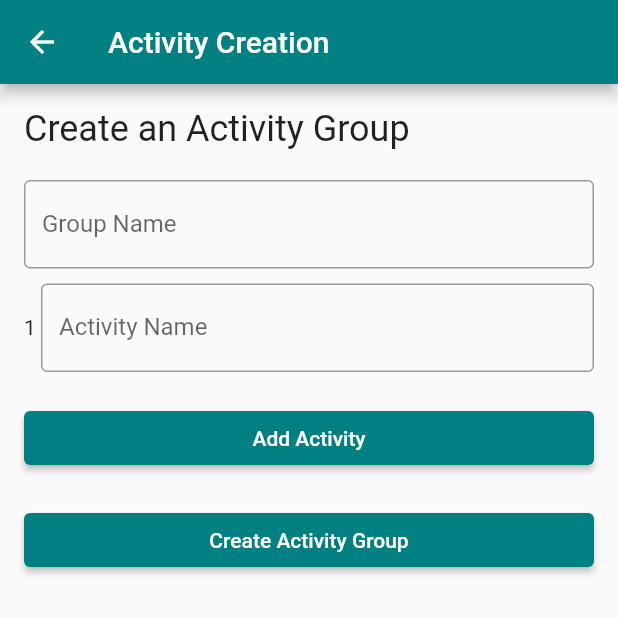
After one commit to celestindeal/TeacherToolbox, a Flutter app: the screen it shows after launch, after a tap on "Go to creation Activity screen", on a phone screen of 412 x 824 dp, the top half of it. The commit adds this screen. Run offline on Flutter 3.47's test engine with Material 2 defaults, Android fonts, the phone set to English and light mode, and no system bars; our stand-ins replace shared_preferences.

Commit message:
feat : add creation Activity

```diff
--- /dev/null
+++ b/app_teacher_tool_box/lib/creation_activity_screen.dart
@@ -0,0 +1,121 @@
+import 'package:app_teacher_tool_box/models/Activity.dart';
+import 'package:app_teacher_tool_box/models/ActivityGroup.dart';
+import 'package:app_teacher_tool_box/utils/localActivityManager.dart';
+import 'package:flutter/material.dart';
+
+class ActivityCreationScreen extends StatefulWidget {
+  @override
+  _ActivityCreationScreenState createState() => _ActivityCreationScreenState();
+}
+
+class _ActivityCreationScreenState extends State<ActivityCreationScreen> {
+  List<Activity> activities = [];
+  List<Widget> activityFields = [];
+  List<TextEditingController> activityFieldsControllers = [];
+  String groupName = '';
+
+  @override
+  void initState() {
+    super.initState();
+    addActivityField();
+  }
+
+  @override
+  Widget build(BuildContext context) {
+    return Scaffold(
+      appBar: AppBar(title: Text('Activity Creation')),
+      body: SingleChildScrollView(
+        padding: EdgeInsets.all(16.0),
+        child: Column(
+          crossAxisAlignment: CrossAxisAlignment.stretch,
+          children: <Widget>[
+            Text(
+              'Create an Activity Group',
+              style: TextStyle(fontSize: 24),
+            ),
+            SizedBox(height: 20),
+            TextField(
+              onChanged: (value) {
+                groupName = value;
+              },
+              decoration: InputDecoration(
+                labelText: 'Group Name',
+                border: OutlineInputBorder(),
+              ),
+            ),
+            Column(
+              children: activityFields,
+            ),
+            SizedBox(height: 20),
+            ElevatedButton(
+              onPressed: () {
+                setState(() {
+                  addActivityField();
+                });
+              },
+              child: Text('Add Activity'),
+            ),
+            SizedBox(height: 20),
+            ElevatedButton(
+              onPressed: () {
+                createActivityGroup();
+              },
+              child: Text('Create Activity Group'),
+            ),
+          ],
+        ),
+      ),
+    );
+  }
+
+  void addActivityField() {
+    TextEditingController activityNameController = TextEditingController();
+    activityFieldsControllers.add(activityNameController);
+    activityFields
+        .add(buildActivityField(activityFields.length, activityNameController));
+  }
+
+  Widget buildActivityField(
+      int activityIndex, TextEditingController controller) {
+    return Column(
+      children: [
+        SizedBox(height: 10),
+        Row(
+          children: [
+            Text('${activityIndex + 1} '),
+            Expanded(
+              child: TextField(
+                controller: controller,
+                decoration: InputDecoration(
+                  labelText: 'Activity Name',
+                  border: OutlineInputBorder(),
+                ),
+              ),
+            ),
+            // Add more fields for activity details if needed
+          ],
+        ),
+      ],
+    );
+  }
+
+  void createActivityGroup() async {
+    activities.clear();
+
+    for (var i = 0; i < activityFieldsControllers.length; i++) {
+      String activityName = activityFieldsControllers[i].text;
+
+      if (activityName.isNotEmpty) {
+        activities.add(Activity(
+            activityName, true)); // You can adjust the parameters as needed
+      }
+    }
+
+    if (activities.isNotEmpty) {
+      ActivityGroup newActivityGroup = ActivityGroup(groupName, activities);
+      // Save the new activity group using your data manager utility
+      await ActivityDataManager.saveActivityGroupLocally(newActivityGroup);
+      Navigator.pop(context);
+    }
+  }
+}
--- a/app_teacher_tool_box/lib/creation_screen.dart
+++ b/app_teacher_tool_box/lib/creation_screen.dart
@@ -1,5 +1,5 @@
 import 'package:app_teacher_tool_box/models/Sudent.dart';
-import 'package:app_teacher_tool_box/utils/localDataManager.dart';
+import 'package:app_teacher_tool_box/utils/localStudentsManager.dart';
 import 'package:flutter/material.dart';
 
 import 'package:app_teacher_tool_box/models/StudentGroup.dart';
--- a/app_teacher_tool_box/lib/home_screen.dart
+++ b/app_teacher_tool_box/lib/home_screen.dart
@@ -1,6 +1,8 @@
+import 'package:app_teacher_tool_box/models/ActivityGroup.dart';
+import 'package:app_teacher_tool_box/utils/localActivityManager.dart';
+import 'package:flutter/material.dart';
 import 'package:app_teacher_tool_box/models/StudentGroup.dart';
-import 'package:app_teacher_tool_box/utils/localDataManager.dart';
-import 'package:flutter/material.dart';
+import 'package:app_teacher_tool_box/utils/localStudentsManager.dart';
 
 class HomeScreen extends StatefulWidget {
   @override
@@ -9,18 +11,23 @@ class HomeScreen extends StatefulWidget {
 
 class _HomeScreenState extends State<HomeScreen> {
   List<StudentGroup> studentGroups = [];
+  List<ActivityGroup> activityGroups = []; // Liste des groupes d'activités
 
   @override
   void initState() {
     super.initState();
-    _loadStudentGroups();
+    _loadData();
   }
 
-  Future<void> _loadStudentGroups() async {
-    List<StudentGroup> loadedGroups =
+  Future<void> _loadData() async {
+    List<StudentGroup> loadedStudentGroups =
         await LocalDataManager.getStudentGroupsLocally();
+    List<ActivityGroup> loadedActivityGroups =
+        await ActivityDataManager.getActivityGroupsLocally();
+
     setState(() {
-      studentGroups = loadedGroups;
+      studentGroups = loadedStudentGroups;
+      activityGroups = loadedActivityGroups;
     });
   }
 
@@ -43,11 +50,19 @@ class _HomeScreenState extends State<HomeScreen> {
               },
               child: Text('Go to Workshop'),
             ),
+            SizedBox(height: 10),
             ElevatedButton(
               onPressed: () {
                 Navigator.pushNamed(context, '/create');
               },
               child: Text('Go to creation screen'),
+            ),
+            SizedBox(height: 10),
+            ElevatedButton(
+              onPressed: () {
+                Navigator.pushNamed(context, '/create_Activity');
+              },
+              child: Text('Go to creation Activity screen'),
             ),
             SizedBox(height: 20),
             Text(
@@ -68,11 +83,66 @@ class _HomeScreenState extends State<HomeScreen> {
 
                   return ListTile(
                     title: Text(group.name),
-                    subtitle: Column(
-                      crossAxisAlignment: CrossAxisAlignment.start,
+                    subtitle: Row(
                       children: [
-                        Text('Number of Students: ${group.students.length}'),
-                        Text('Students: $studentNames'),
+                        ElevatedButton(
+                            onPressed: () {
+                              setState(() {
+                                LocalDataManager.removeStudentGroupLocally(
+                                    group);
+                              });
+                            },
+                            child: Text('Delete')),
+                        Column(
+                          crossAxisAlignment: CrossAxisAlignment.start,
+                          children: [
+                            Text(
+                                'Number of Students: ${group.students.length}'),
+                            Text('Students: $studentNames'),
+                          ],
+                        ),
+                      ],
+                    ),
+                  );
+                },
+              ),
+            ),
+            SizedBox(height: 20),
+            Text(
+              'Activity Groups:', // Titre pour les groupes d'activités
+              style: TextStyle(fontSize: 20),
+            ),
+            Expanded(
+              child: ListView.builder(
+                itemCount: activityGroups.length,
+                itemBuilder: (context, index) {
+                  ActivityGroup group = activityGroups[index];
+
+                  // Générer une liste de noms d'activités
+                  String activityNames = group.activities
+                      .map((activity) => activity.name)
+                      .join(', ');
+
+                  return ListTile(
+                    title: Text(group.name),
+                    subtitle: Row(
+                      children: [
+                        ElevatedButton(
+                            onPressed: () {
+                              setState(() {
+                                ActivityDataManager.removeActivityGroupLocally(
+                                    group);
+                              });
+                            },
+                            child: Text('Delete')),
+                        Column(
+                          crossAxisAlignment: CrossAxisAlignment.start,
+                          children: [
+                            Text(
+                                'Number of Activities: ${group.activities.length}'),
+                            Text('Activities: $activityNames'),
+                          ],
+                        ),
                       ],
                     ),
                   );
--- a/app_teacher_tool_box/lib/main.dart
+++ b/app_teacher_tool_box/lib/main.dart
@@ -1,3 +1,4 @@
+import 'package:app_teacher_tool_box/creation_activity_screen.dart';
 import 'package:app_teacher_tool_box/home_screen.dart';
 import 'package:app_teacher_tool_box/workshop_screen.dart';
 import 'package:app_teacher_tool_box/creation_screen.dart';
@@ -35,6 +36,7 @@ class MyApp extends StatelessWidget {
         '/': (context) => HomeScreen(),
         '/workshop': (context) => WorkshopScreen(),
         '/create': (context) => ClassCreationScreen(),
+        '/create_Activity': (context) => ActivityCreationScreen(),
       },
     );
   }
--- a/app_teacher_tool_box/lib/models/Activity.dart
+++ b/app_teacher_tool_box/lib/models/Activity.dart
@@ -1,6 +1,17 @@
 class Activity {
   final String name;
-  final bool isMandatory; // true si l'activité est obligatoire
+  final bool isMandatory;
 
   Activity(this.name, this.isMandatory);
+
+  Map<String, dynamic> toJson() {
+    return {
+      'name': name,
+      'isMandatory': isMandatory,
+    };
+  }
+
+  factory Activity.fromJson(Map<String, dynamic> json) {
+    return Activity(json['name'], json['isMandatory']);
+  }
 }
--- a/app_teacher_tool_box/lib/models/ActivityGroup.dart
+++ b/app_teacher_tool_box/lib/models/ActivityGroup.dart
@@ -5,4 +5,28 @@ class ActivityGroup {
   final List<Activity> activities;
 
   ActivityGroup(this.name, this.activities);
+
+  void logDetails() {
+    print('Student Group Name: $name');
+    print('Number of Students: ${activities.length}');
+
+    for (var student in activities) {
+      print('Student: ${student.name} ${student.isMandatory}');
+    }
+  }
+
+  Map<String, dynamic> toJson() {
+    return {
+      'name': name,
+      'activities': activities.map((activity) => activity.toJson()).toList(),
+    };
+  }
+
+  factory ActivityGroup.fromJson(Map<String, dynamic> json) {
+    final activitiesList = (json['activities'] as List).map((activityJson) {
+      return Activity.fromJson(activityJson);
+    }).toList();
+
+    return ActivityGroup(json['name'], activitiesList);
+  }
 }
--- /dev/null
+++ b/app_teacher_tool_box/lib/utils/localActivityManager.dart
@@ -0,0 +1,75 @@
+import 'dart:convert';
+
+import 'package:app_teacher_tool_box/models/Activity.dart';
+import 'package:app_teacher_tool_box/models/ActivityGroup.dart';
+import 'package:shared_preferences/shared_preferences.dart';
+
+class ActivityDataManager {
+  static Future<void> saveActivityGroupsLocally(
+      List<ActivityGroup> activityGroups) async {
+    SharedPreferences prefs = await SharedPreferences.getInstance();
+    final activityGroupsJson =
+        activityGroups.map((group) => group.toJson()).toList();
+    await prefs.setString('activityGroups', jsonEncode(activityGroupsJson));
+  }
+
+  static Future<List<ActivityGroup>> getActivityGroupsLocally() async {
+    SharedPreferences prefs = await SharedPreferences.getInstance();
+    final activityGroupsJson = prefs.getString('activityGroups');
+    if (activityGroupsJson != null) {
+      final List<dynamic> activityGroupsList = jsonDecode(activityGroupsJson);
+      return activityGroupsList
+          .map((groupJson) => ActivityGroup.fromJson(groupJson))
+          .toList();
+    }
+    return [];
+  }
+
+  static Future<void> saveActivityLocally(Activity activity) async {
+    SharedPreferences prefs = await SharedPreferences.getInstance();
+    List<Activity> existingActivities = await getActivitiesLocally();
+    existingActivities.add(activity);
+
+    final activitiesJson =
+        existingActivities.map((activity) => activity.toJson()).toList();
+    await prefs.setString('activities', jsonEncode(activitiesJson));
+  }
+
+  static Future<void> saveActivityGroupLocally(
+      ActivityGroup newActivityGroup) async {
+    SharedPreferences prefs = await SharedPreferences.getInstance();
+    List<ActivityGroup> existingActivityGroups =
+        await getActivityGroupsLocally();
+    existingActivityGroups.add(newActivityGroup);
+
+    final activityGroupsJson =
+        existingActivityGroups.map((group) => group.toJson()).toList();
+    await prefs.setString('activityGroups', jsonEncode(activityGroupsJson));
+  }
+
+  static Future<List<Activity>> getActivitiesLocally() async {
+    SharedPreferences prefs = await SharedPreferences.getInstance();
+    final activitiesJson = prefs.getString('activities');
+    if (activitiesJson != null) {
+      final List<dynamic> activitiesList = jsonDecode(activitiesJson);
+      return activitiesList
+          .map((activityJson) => Activity.fromJson(activityJson))
+          .toList();
+    }
+    return [];
+  }
+
+  static Future<void> removeActivityGroupLocally(
+      ActivityGroup activityGroup) async {
+    SharedPreferences prefs = await SharedPreferences.getInstance();
+    List<ActivityGroup> existingActivityGroups =
+        await getActivityGroupsLocally();
+
+    existingActivityGroups
+        .removeWhere((group) => group.name == activityGroup.name);
+
+    final activityGroupsJson =
+        existingActivityGroups.map((group) => group.toJson()).toList();
+    await prefs.setString('activityGroups', jsonEncode(activityGroupsJson));
+  }
+}
--- /dev/null
+++ b/app_teacher_tool_box/lib/utils/localStudentsManager.dart
@@ -0,0 +1,49 @@
+import 'package:app_teacher_tool_box/models/StudentGroup.dart';
+import 'package:shared_preferences/shared_preferences.dart';
+import 'dart:convert';
+
+class LocalDataManager {
+  static Future<void> saveStudentGroupsLocally(
+      List<StudentGroup> studentGroups) async {
+    SharedPreferences prefs = await SharedPreferences.getInstance();
+    final studentGroupsJson =
+        studentGroups.map((group) => group.toJson()).toList();
+    await prefs.setString('studentGroups', jsonEncode(studentGroupsJson));
+  }
+
+  static Future<void> saveStudentGroupLocally(
+      StudentGroup newStudentGroup) async {
+    SharedPreferences prefs = await SharedPreferences.getInstance();
+    List<StudentGroup> existingStudentGroups = await getStudentGroupsLocally();
+    existingStudentGroups.add(newStudentGroup);
+
+    final studentGroupsJson =
+        existingStudentGroups.map((group) => group.toJson()).toList();
+    await prefs.setString('studentGroups', jsonEncode(studentGroupsJson));
+  }
+
+  static Future<List<StudentGroup>> getStudentGroupsLocally() async {
+    SharedPreferences prefs = await SharedPreferences.getInstance();
+    final studentGroupsJson = prefs.getString('studentGroups');
+    if (studentGroupsJson != null) {
+      final List<dynamic> studentGroupsList = jsonDecode(studentGroupsJson);
+      return studentGroupsList
+          .map((groupJson) => StudentGroup.fromJson(groupJson))
+          .toList();
+    }
+    return [];
+  }
+
+  static Future<void> removeStudentGroupLocally(
+      StudentGroup studentGroup) async {
+    SharedPreferences prefs = await SharedPreferences.getInstance();
+    List<StudentGroup> existingStudentGroups = await getStudentGroupsLocally();
+
+    existingStudentGroups
+        .removeWhere((group) => group.name == studentGroup.name);
+
+    final studentGroupsJson =
+        existingStudentGroups.map((group) => group.toJson()).toList();
+    await prefs.setString('studentGroups', jsonEncode(studentGroupsJson));
+  }
+}
```
Also changed, not shown: app_teacher_tool_box/lib/utils/localDataManager.dart (deleted, +0 -35 lines).
